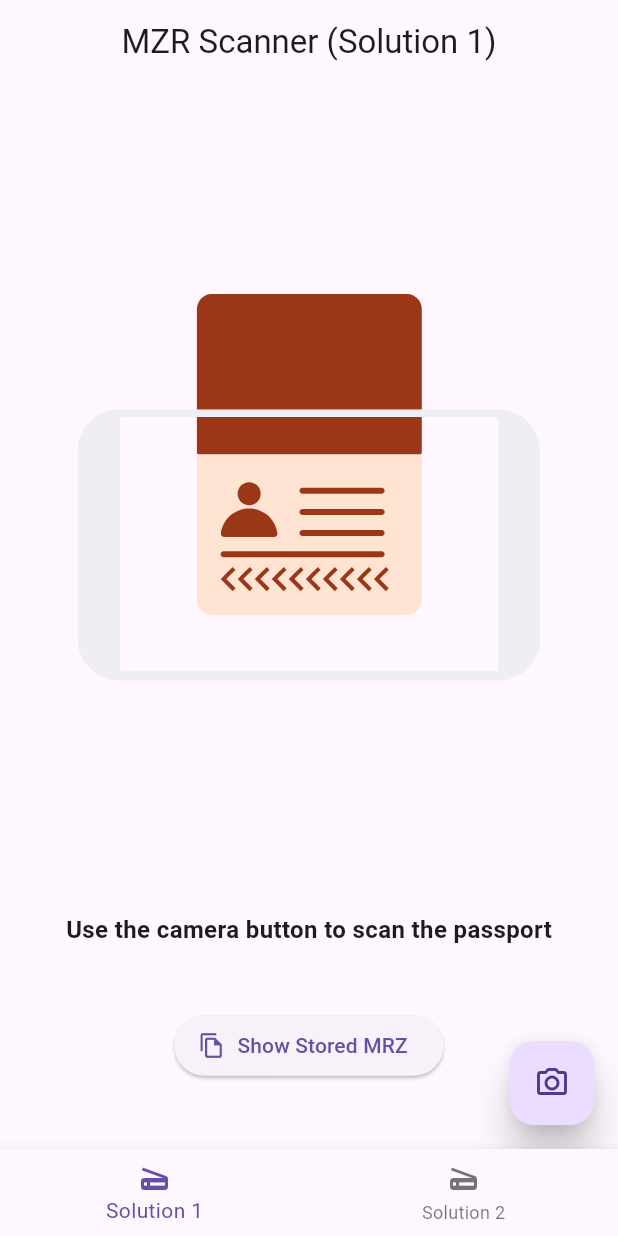
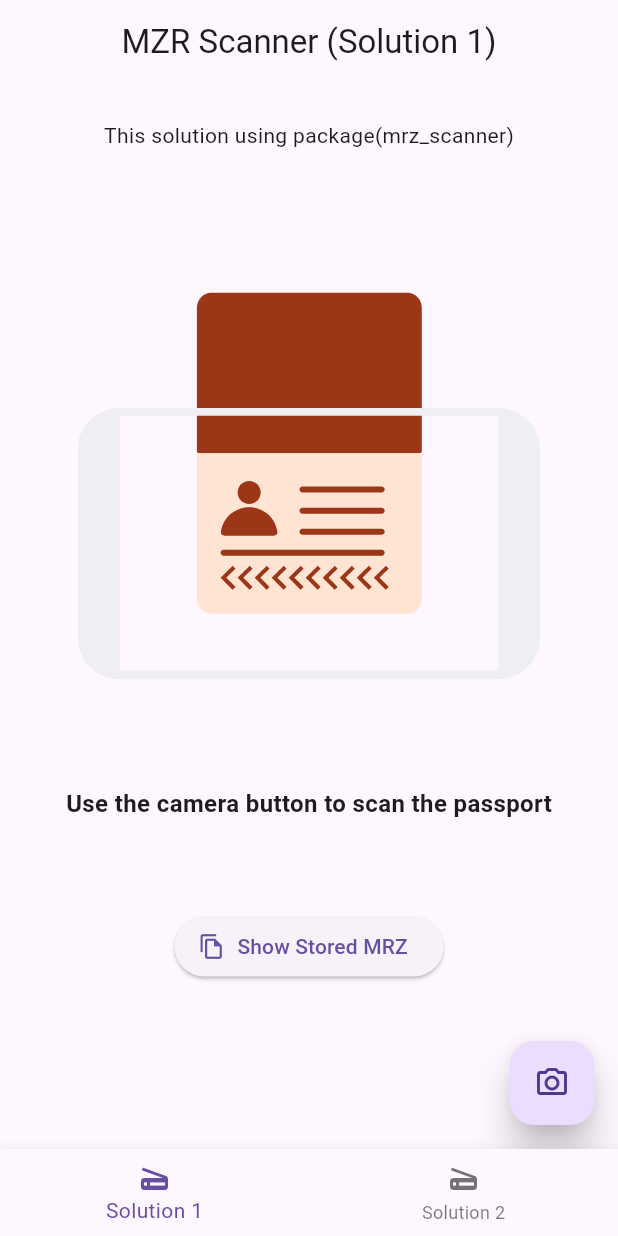
Before and after one commit to mahdi-code007/safasoft_mrz_scanner_flutter_task, a Flutter app: the screen it shows after launch, on a phone screen of 412 x 824 dp. Run offline on Flutter 3.47's test engine with Material 2 defaults, Android fonts, the phone set to English and light mode, and no system bars; our stand-ins replace flutter_bloc, hive, hive_flutter, image_picker, lottie, permission_handler; missing offline and left inert: google_mlkit_text_recognition, mrz_scanner; accounts and stored records are empty.

Commit message:
Finish App

```diff
--- a/lib/features/solution1/persentation/cubits/scan_cubit_solution1.dart
+++ b/lib/features/solution1/persentation/cubits/scan_cubit_solution1.dart
@@ -40,7 +40,7 @@ class ScanMRZCubitSolution1 extends Cubit<ScanMRZStateSolution1> {
       mRZModelSolution1.add(mrzModel);
       emit(state.copyWith(isLoading: false));
       await navigator.push(
-          MaterialPageRoute(builder: (context) => StoredResultPageSolution1(),)
+          MaterialPageRoute(builder: (context) => const StoredResultPageSolution1(),)
       );
       if(recognizedText.isNotEmpty){
 
--- a/lib/main.dart
+++ b/lib/main.dart
@@ -75,8 +75,16 @@ class HomePage extends StatelessWidget {
         padding: const EdgeInsets.all(24),
         child: Center(
           child: Column(
-            mainAxisAlignment: MainAxisAlignment.spaceAround,
             children: [
+              index == 0
+                  ? const Text('This solution using package(mrz_scanner)',
+                      style: TextStyle(
+                          fontSize: 14, overflow: TextOverflow.ellipsis))
+                  : const Text('This solution using package(google_mlkit_text_recognition)',
+                      style: TextStyle(
+                          fontSize: 14, overflow: TextOverflow.ellipsis ),
+              textAlign: TextAlign.center,
+              maxLines: 2,),
               Lottie.asset('assets/mrz_scan.json'),
               const SizedBox(
                 height: 60,
@@ -86,14 +94,19 @@ class HomePage extends StatelessWidget {
                       fontSize: 16,
                       fontWeight: FontWeight.bold,
                       overflow: TextOverflow.ellipsis)),
+              const SizedBox(
+                height: 60,
+              ),
               ElevatedButton.icon(
                 onPressed: () {
                   index == 0
                       ? Navigator.of(context).push(MaterialPageRoute(
-                          builder: (context) => const StoredResultPageSolution1(),
+                          builder: (context) =>
+                              const StoredResultPageSolution1(),
                         ))
                       : Navigator.of(context).push(MaterialPageRoute(
-                          builder: (context) => const StoredResultPageSolution2(),
+                          builder: (context) =>
+                              const StoredResultPageSolution2(),
                         ));
                 },
                 label: const Text('Show Stored MRZ'),
```
Also changed, not shown: lib/features/solution2/persentation/cubits/scan_cubit_solution2.dart (+0 -9 lines), 2 other files.
